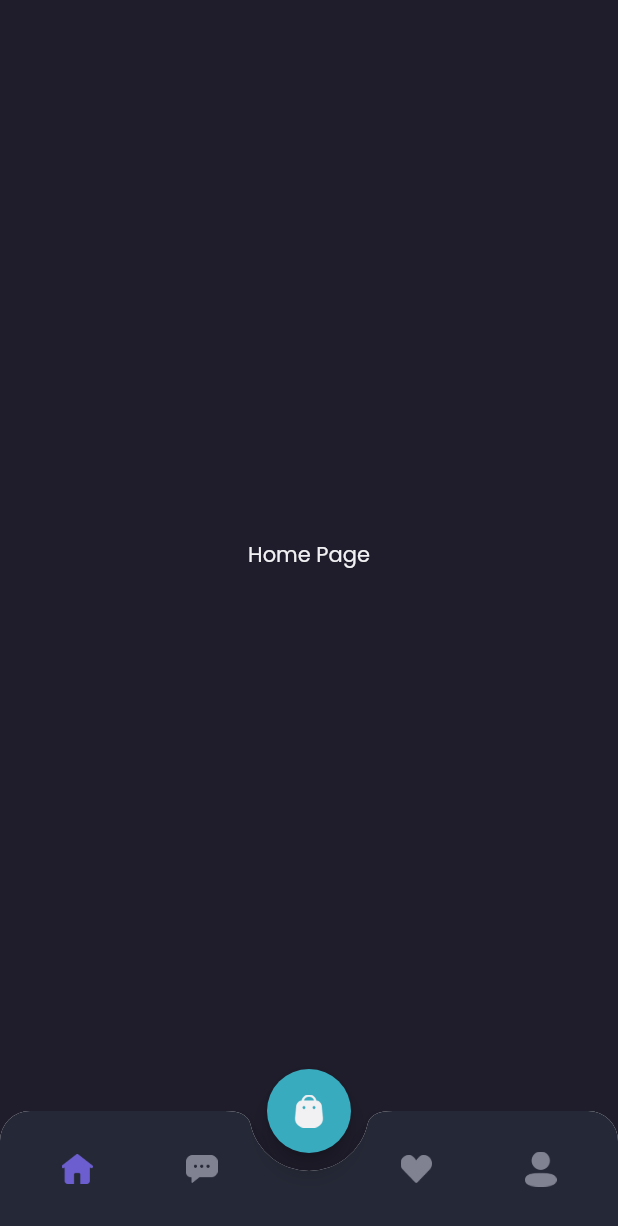
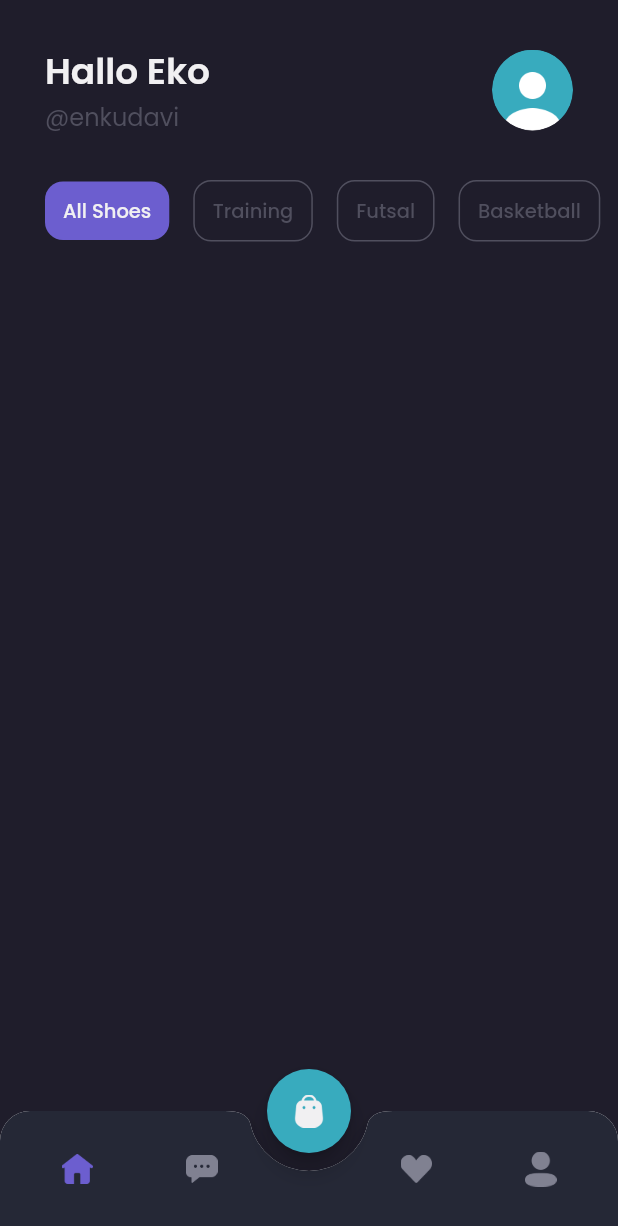
Before and after one commit to EnkuDavi/shamo_app, a Flutter app: the MainPage screen opened by its route, on a phone screen of 412 x 824 dp. Shown: the top 1226 px of the screen. Run offline on Flutter 3.47's test engine with Material 2 defaults, Android fonts, the phone set to English and light mode, and no system bars; our stand-ins replace google_fonts; missing offline and left inert: dart:ffi.

Commit message:
slicing header home page

```diff
--- a/lib/pages/home/home_page.dart
+++ b/lib/pages/home/home_page.dart
@@ -3,11 +3,135 @@ import 'package:shamo_app/theme.dart';
 
 class HomePage extends StatelessWidget {
   Widget build(BuildContext context) {
-    return Center(
-      child: Text(
-        'Home Page',
-        style: primaryTextStyle,
-      ),
+    Widget header() {
+      return Container(
+        margin: EdgeInsets.only(
+            top: defaultMargin, left: defaultMargin, right: defaultMargin),
+        child: Row(children: [
+          Expanded(
+            child: Column(
+              crossAxisAlignment: CrossAxisAlignment.start,
+              children: [
+                Text(
+                  'Hallo Eko',
+                  style: primaryTextStyle.copyWith(
+                      fontSize: 24, fontWeight: semiBold),
+                ),
+                Text(
+                  '@enkudavi',
+                  style: subtitleTextStyle.copyWith(fontSize: 16),
+                )
+              ],
+            ),
+          ),
+          Container(
+            height: 54,
+            width: 54,
+            decoration: BoxDecoration(
+                shape: BoxShape.circle,
+                image: DecorationImage(image: AssetImage('assets/group.png'))),
+          )
+        ]),
+      );
+    }
+
+    Widget categories() {
+      return Container(
+        margin: EdgeInsets.only(top: 30),
+        child: SingleChildScrollView(
+          scrollDirection: Axis.horizontal,
+          child: Row(
+            children: [
+              SizedBox(
+                width: defaultMargin,
+              ),
+              Container(
+                margin: EdgeInsets.only(right: 16),
+                padding: EdgeInsets.symmetric(
+                  horizontal: 12,
+                  vertical: 10,
+                ),
+                decoration: BoxDecoration(
+                    borderRadius: BorderRadius.circular(12),
+                    color: PrimaryColor),
+                child: Text(
+                  'All Shoes',
+                  style: primaryTextStyle.copyWith(
+                      fontSize: 13, fontWeight: medium),
+                ),
+              ),
+              Container(
+                margin: EdgeInsets.only(right: 16),
+                padding: EdgeInsets.symmetric(
+                  horizontal: 12,
+                  vertical: 10,
+                ),
+                decoration: BoxDecoration(
+                    borderRadius: BorderRadius.circular(12),
+                    border: Border.all(color: subtitleColor),
+                    color: TransparentColor),
+                child: Text(
+                  'Training',
+                  style: subtitleTextStyle.copyWith(
+                      fontSize: 13, fontWeight: medium),
+                ),
+              ),
+              Container(
+                margin: EdgeInsets.only(right: 16),
+                padding: EdgeInsets.symmetric(
+                  horizontal: 12,
+                  vertical: 10,
+                ),
+                decoration: BoxDecoration(
+                    borderRadius: BorderRadius.circular(12),
+                    border: Border.all(color: subtitleColor),
+                    color: TransparentColor),
+                child: Text(
+                  'Futsal',
+                  style: subtitleTextStyle.copyWith(
+                      fontSize: 13, fontWeight: medium),
+                ),
+              ),
+              Container(
+                margin: EdgeInsets.only(right: 16),
+                padding: EdgeInsets.symmetric(
+                  horizontal: 12,
+                  vertical: 10,
+                ),
+                decoration: BoxDecoration(
+                    borderRadius: BorderRadius.circular(12),
+                    border: Border.all(color: subtitleColor),
+                    color: TransparentColor),
+                child: Text(
+                  'Basketball',
+                  style: subtitleTextStyle.copyWith(
+                      fontSize: 13, fontWeight: medium),
+                ),
+              ),
+              Container(
+                margin: EdgeInsets.only(right: 16),
+                padding: EdgeInsets.symmetric(
+                  horizontal: 12,
+                  vertical: 10,
+                ),
+                decoration: BoxDecoration(
+                    borderRadius: BorderRadius.circular(12),
+                    border: Border.all(color: subtitleColor),
+                    color: TransparentColor),
+                child: Text(
+                  'Football',
+                  style: subtitleTextStyle.copyWith(
+                      fontSize: 13, fontWeight: medium),
+                ),
+              )
+            ],
+          ),
+        ),
+      );
+    }
+
+    return ListView(
+      children: [header(), categories()],
     );
   }
 }
--- a/lib/theme.dart
+++ b/lib/theme.dart
@@ -14,6 +14,7 @@ Color PrimaryTextColor = Color(0xffF1F0F2);
 Color SecondaryTextColor = Color(0xff999999);
 Color subtitleColor = Color(0xff504F5E);
 Color BottomMenuColor = Color(0xff808191);
+Color TransparentColor = Colors.transparent;
 
 TextStyle primaryTextStyle = GoogleFonts.poppins(color: PrimaryTextColor);
 TextStyle secondaryTextStyle = GoogleFonts.poppins(color: SecondaryTextColor);
```
